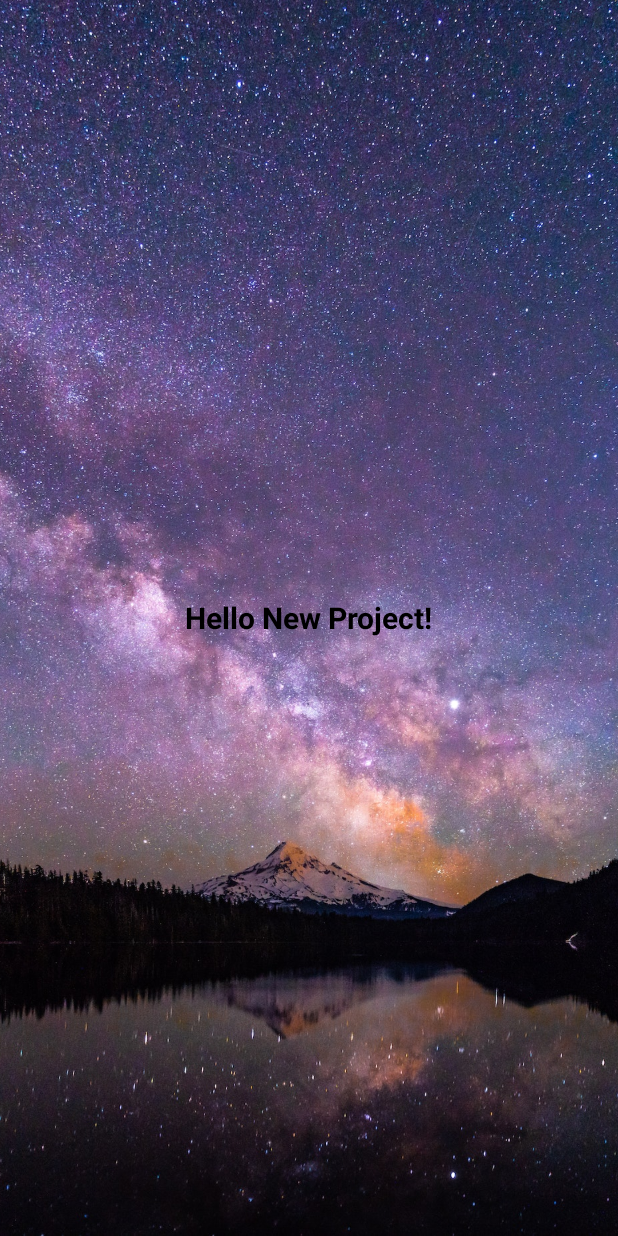
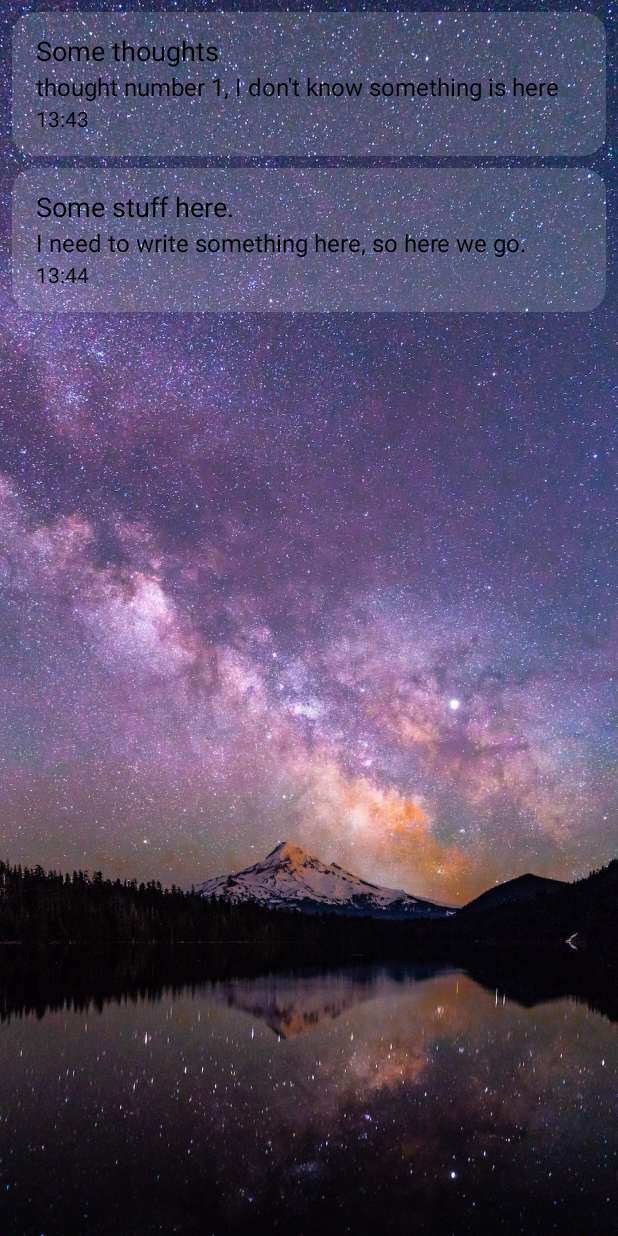
Before and after one commit to L10n42/3DNotes, an Android app built with Jetpack Compose: the screen it shows after launch (MainActivity), on a phone screen of 412 x 824 dp. Run offline under Robolectric (Android 15) with nearby library versions, the phone set to English and light mode, and no system bars; our stand-ins replace Dagger/Hilt's generated code, Room's generated code.

Commit message:
version 0.0.5

```diff
--- /dev/null
+++ b/app/src/main/java/com/kappdev/notes/core/presentation/components/LazyColumnWithScrollIndicator.kt
@@ -0,0 +1,60 @@
+package com.kappdev.notes.core.presentation.components
+
+import androidx.compose.foundation.gestures.FlingBehavior
+import androidx.compose.foundation.gestures.ScrollableDefaults
+import androidx.compose.foundation.layout.Arrangement
+import androidx.compose.foundation.layout.PaddingValues
+import androidx.compose.foundation.lazy.LazyColumn
+import androidx.compose.foundation.lazy.LazyListScope
+import androidx.compose.foundation.lazy.LazyListState
+import androidx.compose.foundation.lazy.rememberLazyListState
+import androidx.compose.runtime.*
+import androidx.compose.ui.Alignment
+import androidx.compose.ui.Modifier
+import androidx.compose.ui.geometry.Offset
+import androidx.compose.ui.input.nestedscroll.NestedScrollConnection
+import androidx.compose.ui.input.nestedscroll.NestedScrollSource
+import androidx.compose.ui.input.nestedscroll.nestedScroll
+import androidx.compose.ui.unit.dp
+
+enum class LazyColumnScrollDirection {
+    TOP, BOTTOM
+}
+
+@Composable
+fun LazyColumnWithScrollIndicator(
+    modifier: Modifier = Modifier,
+    state: LazyListState = rememberLazyListState(),
+    contentPadding: PaddingValues = PaddingValues(0.dp),
+    reverseLayout: Boolean = false,
+    verticalArrangement: Arrangement.Vertical =
+        if (!reverseLayout) Arrangement.Top else Arrangement.Bottom,
+    horizontalAlignment: Alignment.Horizontal = Alignment.Start,
+    flingBehavior: FlingBehavior = ScrollableDefaults.flingBehavior(),
+    onScroll: (LazyColumnScrollDirection) -> Unit = {},
+    content: LazyListScope.() -> Unit
+) {
+    val nestedScrollConnection = remember {
+        object : NestedScrollConnection {
+            override fun onPreScroll(available: Offset, source: NestedScrollSource): Offset {
+                val delta = available.y
+                when {
+                    delta < 0 ->  onScroll(LazyColumnScrollDirection.BOTTOM)
+                    delta > 0 ->  onScroll(LazyColumnScrollDirection.TOP)
+                }
+                return Offset.Zero
+            }
+        }
+    }
+
+    LazyColumn(
+        modifier = modifier.nestedScroll(nestedScrollConnection),
+        state = state,
+        contentPadding = contentPadding,
+        reverseLayout = reverseLayout,
+        verticalArrangement = verticalArrangement,
+        horizontalAlignment = horizontalAlignment,
+        flingBehavior = flingBehavior,
+        content = content
+    )
+}
--- /dev/null
+++ b/app/src/main/java/com/kappdev/notes/feature_notes/domain/util/DateConvertor.kt
@@ -0,0 +1,53 @@
+package com.kappdev.notes.feature_notes.domain.util
+
+import android.annotation.SuppressLint
+import java.text.SimpleDateFormat
+import java.util.*
+
+object DateConvertor {
+
+    @SuppressLint("ConstantLocale")
+    private val fullDateFormat = SimpleDateFormat("dd MMMM yyyy, HH:mm", Locale.getDefault())
+    @SuppressLint("ConstantLocale")
+    private val currentYearDateFormat = SimpleDateFormat("dd MMMM, HH:mm", Locale.getDefault())
+    @SuppressLint("ConstantLocale")
+    private val currentDayDateFormat = SimpleDateFormat("HH:mm", Locale.getDefault())
+
+    fun getDateString(timestamp: Long): String {
+        val date = timestamp * 1000L
+
+        return when {
+            isCurrentYear(timestamp) && isCurrentDay(timestamp) -> currentDayDateFormat.format(date)
+            isCurrentYear(timestamp) -> currentYearDateFormat.format(date)
+            else -> fullDateFormat.format(date)
+        }
+    }
+
+    private fun isCurrentDay(timestamp: Long): Boolean {
+        val timestampDay = getDayFrom(timestamp)
+        val currentDay = getCurrentDay()
+        return timestampDay == currentDay
+    }
+
+    private fun getCurrentDay() = Calendar.getInstance().get(Calendar.DAY_OF_YEAR)
+
+    private fun getDayFrom(timestamp: Long): Int {
+        val calendar = Calendar.getInstance()
+        calendar.timeInMillis = timestamp * 1000L
+        return calendar.get(Calendar.DAY_OF_YEAR)
+    }
+
+    private fun isCurrentYear(timestamp: Long): Boolean {
+        val timestampYear = getYearFrom(timestamp)
+        val currentYear = getCurrentYear()
+        return timestampYear == currentYear
+    }
+
+    private fun getCurrentYear() = Calendar.getInstance().get(Calendar.YEAR)
+
+    private fun getYearFrom(timestamp: Long): Int {
+        val calendar = Calendar.getInstance()
+        calendar.timeInMillis = timestamp * 1000L
+        return calendar.get(Calendar.YEAR)
+    }
+}
--- /dev/null
+++ b/app/src/main/java/com/kappdev/notes/feature_notes/presentation/notes/components/NoteCard.kt
@@ -0,0 +1,77 @@
+package com.kappdev.notes.feature_notes.presentation.notes.components
+
+import androidx.compose.foundation.layout.*
+import androidx.compose.foundation.shape.RoundedCornerShape
+import androidx.compose.material.Card
+import androidx.compose.material.MaterialTheme
+import androidx.compose.material.Text
+import androidx.compose.runtime.Composable
+import androidx.compose.ui.Modifier
+import androidx.compose.ui.text.style.TextOverflow
+import androidx.compose.ui.unit.dp
+import androidx.compose.ui.unit.sp
+import com.kappdev.notes.feature_notes.domain.model.Note
+import com.kappdev.notes.feature_notes.domain.util.DateConvertor
+
+@Composable
+fun NoteCard(
+    modifier: Modifier = Modifier,
+    note: Note
+) {
+
+    Card(
+        modifier = modifier,
+        shape = RoundedCornerShape(16.dp),
+        elevation = 0.dp,
+        backgroundColor = MaterialTheme.colors.surface.copy(alpha = 0.16f)
+    ) {
+        Column(
+            modifier = Modifier.padding(all = 16.dp),
+            verticalArrangement = Arrangement.spacedBy(4.dp)
+        ) {
+            Title(note.title)
+
+            Content(note.content)
+
+            Time(note.timestamp)
+        }
+    }
+}
+
+@Composable
+private fun Time(timestamp: Long) {
+    val time = DateConvertor.getDateString(timestamp)
+
+    Text(
+        text = time,
+        fontSize = 14.sp,
+        color = MaterialTheme.colors.onBackground,
+        maxLines = 1,
+        overflow = TextOverflow.Ellipsis,
+        modifier = Modifier.fillMaxWidth()
+    )
+}
+
+@Composable
+private fun Content(text: String) {
+    Text(
+        text = text,
+        fontSize = 16.sp,
+        color = MaterialTheme.colors.onBackground,
+        maxLines = 2,
+        overflow = TextOverflow.Ellipsis,
+        modifier = Modifier.fillMaxWidth()
+    )
+}
+
+@Composable
+private fun Title(text: String) {
+    Text(
+        text = text,
+        fontSize = 18.sp,
+        color = MaterialTheme.colors.onSurface,
+        maxLines = 1,
+        overflow = TextOverflow.Ellipsis,
+        modifier = Modifier.fillMaxWidth()
+    )
+}
--- a/app/src/main/java/com/kappdev/notes/feature_notes/presentation/notes/components/NotesContent.kt
+++ b/app/src/main/java/com/kappdev/notes/feature_notes/presentation/notes/components/NotesContent.kt
@@ -1,40 +1,66 @@
 package com.kappdev.notes.feature_notes.presentation.notes.components
 
-import androidx.compose.foundation.layout.Box
-import androidx.compose.foundation.layout.fillMaxSize
-import androidx.compose.material.MaterialTheme
-import androidx.compose.material.Text
-import androidx.compose.runtime.Composable
-import androidx.compose.ui.Alignment
+import androidx.compose.foundation.layout.*
+import androidx.compose.foundation.lazy.items
+import androidx.compose.runtime.*
 import androidx.compose.ui.Modifier
 import androidx.compose.ui.res.painterResource
-import androidx.compose.ui.text.font.FontWeight
-import androidx.compose.ui.unit.sp
-import com.kappdev.notes.MainActivity
+import androidx.compose.ui.unit.dp
 import com.kappdev.notes.R
 import com.kappdev.notes.core.presentation.components.BackgroundImage
+import com.kappdev.notes.core.presentation.components.LazyColumnScrollDirection
+import com.kappdev.notes.core.presentation.components.LazyColumnWithScrollIndicator
+import com.kappdev.notes.feature_notes.domain.model.Note
+import com.kappdev.notes.feature_notes.domain.util.NoteType
 import com.kappdev.notes.feature_notes.presentation.notes.NotesViewModel
 
 @Composable
 fun NotesContent(
     viewModel: NotesViewModel
 ) {
+    var scrollingToTop by remember { mutableStateOf(false) }
+
+    val notes = listOf(
+        Note(
+            id = 0,
+            title = "Some thoughts",
+            content = "thought number 1, I don't know something is here",
+            type = NoteType.SHEET,
+            timestamp = 1676209419
+        ),
+        Note(
+            id = 0,
+            title = "Some stuff here.",
+            content = "I need to write something here, so here we go.",
+            type = NoteType.SHEET,
+            timestamp = 1676209485
+        )
+    )
+
     val backgroundImage = painterResource(id = R.drawable.background_image_1)
 
     BackgroundImage(
         image = backgroundImage,
         modifier = Modifier.fillMaxSize()
     ) {
-        Box(
+        LazyColumnWithScrollIndicator(
+            verticalArrangement = Arrangement.spacedBy(ListItemsPadding),
+            contentPadding = PaddingValues(vertical = ListItemsPadding),
             modifier = Modifier.fillMaxSize(),
-            contentAlignment = Alignment.Center
+            onScroll = { direction ->
+                scrollingToTop = when (direction) {
+                    LazyColumnScrollDirection.TOP -> true
+                    LazyColumnScrollDirection.BOTTOM -> false
+                }
+            }
         ) {
-            Text(
-                text = "Hello New Project!",
-                fontWeight = FontWeight.Bold,
-                fontSize = 20.sp,
-                color = MaterialTheme.colors.onSurface
-            )
+            items(notes) { note ->
+                NoteCard(
+                    note = note,
+                    modifier = Modifier.fillMaxWidth().padding(horizontal = 8.dp)
+                )
+            }
         }
     }
 }
+private val ListItemsPadding = 8.dp
```
